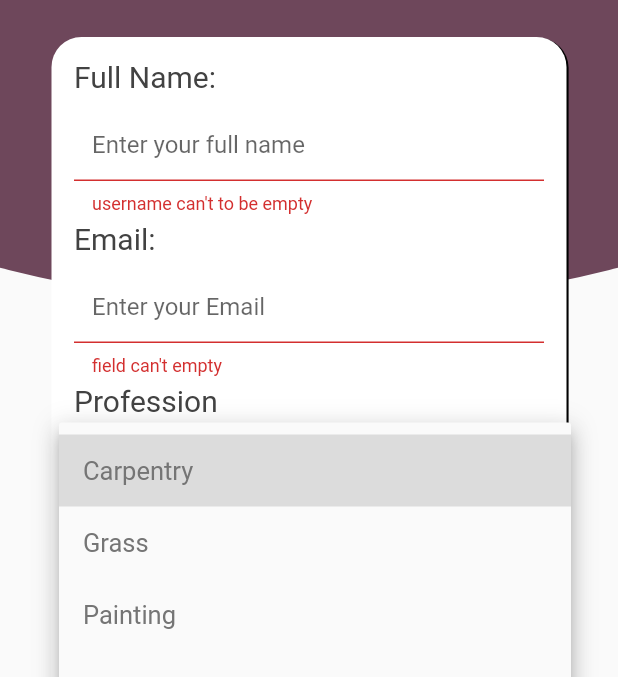
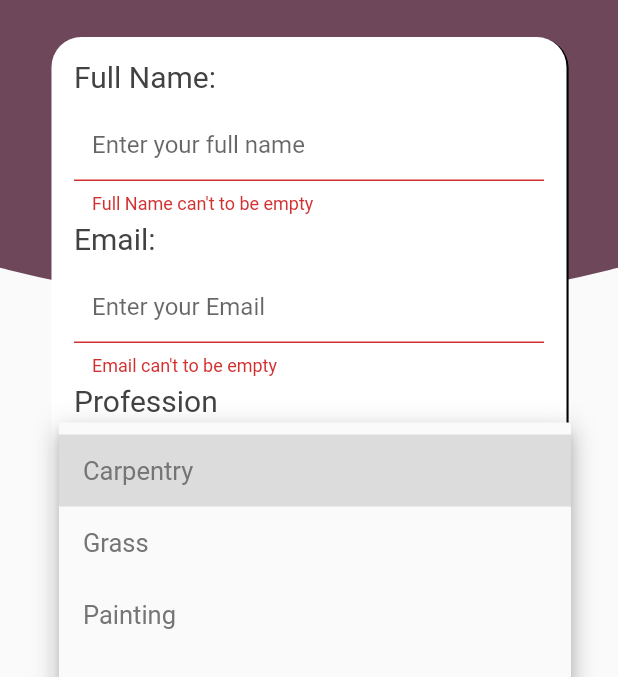
Before and after one commit to suzan9797/helperSN2, a Flutter app: the ProRegister screen opened by its route, after a tap on "SIGN UP", after a tap on "Choose your profession:", on a phone screen of 412 x 824 dp, the part 98-775 px from its top. Run offline on Flutter 3.47's test engine with Material 2 defaults, Android fonts, the phone set to English and light mode, and no system bars; our stand-ins replace firebase_auth, firebase_core, flutter_datetime_picker, geolocator; missing offline and left inert: geocoder; accounts and stored records are empty; Roboto replaces fonts that are missing (YuseiMagic).

Commit message:
end register

```diff
--- a/lib/Auth/ProRegister.dart
+++ b/lib/Auth/ProRegister.dart
@@ -1,38 +1,9 @@
 import 'package:flutter/material.dart';
+import 'package:firebase_auth/firebase_auth.dart';
 
 class ProRegister extends StatefulWidget {
   @override
   _ProRegisterState createState() => _ProRegisterState();
-}
-
-Widget input({String labelText, String hintText, bool scure}) {
-  return Expanded(
-    child: Column(
-      crossAxisAlignment: CrossAxisAlignment.start,
-      children: [
-        Text(labelText,
-            style: TextStyle(color: Colors.grey[800], fontSize: 20)),
-        Padding(padding: EdgeInsets.only(top: 10)),
-        TextFormField(
-          obscureText: scure,
-          decoration: InputDecoration(
-            labelStyle: TextStyle(color: Colors.grey[600]),
-            hintText: hintText,
-            filled: true,
-            fillColor: Colors.white,
-            enabledBorder: OutlineInputBorder(
-              borderRadius: BorderRadius.circular(40),
-              borderSide: BorderSide(color: Colors.grey),
-            ),
-            focusedBorder: OutlineInputBorder(
-              borderRadius: BorderRadius.circular(40),
-              borderSide: BorderSide(color: Colors.grey),
-            ),
-          ),
-        )
-      ],
-    ),
-  );
 }
 
 class _ProRegisterState extends State<ProRegister> {
@@ -47,46 +18,81 @@ class _ProRegisterState extends State<ProRegister> {
     'Electrical',
     'A/C'
   ];
-  TextEditingController username = new TextEditingController();
+  TextEditingController fullName = new TextEditingController();
   TextEditingController email = new TextEditingController();
   TextEditingController password = new TextEditingController();
 
-  GlobalKey<FormState> formstate = new GlobalKey<FormState>();
+  GlobalKey<FormState> formProRegister = new GlobalKey<FormState>();
 
-  String validglobal(String val) {
-    return "field can't empty";
+  bool isLoading = false;
+  String error;
+
+  String validFullName(String value) {
+    if (value.isEmpty) {
+      return "Full Name can't to be empty";
+    }
+    return null;
   }
 
-  String validUsername(String val) {
-    if (val.trim().isEmpty) {
-      return "username can't to be empty";
+  String validEmail(String value) {
+    if (value.isEmpty) {
+      return "Email can't to be empty";
+    }
+    if (!RegExp(
+            r"^[a-zA-Z0-9.a-zA-Z0-9.!#$%&'*+-/=?^_`{|}~]+@[a-zA-Z0-9]+\.[a-zA-Z]+")
+        .hasMatch(value)) {
+      return "Enter valid email";
+    }
+    return null;
+  }
+
+  String validPasswoed(String val) {
+    if (val.isEmpty) {
+      return "Password can't to be empty";
+    }
+    return null;
+  }
+
+  prosignup() async {
+    if (!formProRegister.currentState.validate()) {
+      setState(() {
+        isLoading = false;
+      });
+    } else {
+      setState(() {
+        isLoading = true;
+      });
+      var result = await FirebaseAuth.instance.createUserWithEmailAndPassword(
+          email: email.text, password: password.text);
+
+      if (result.user == null) {
+        setState(() {
+          isLoading = false;
+          error = 'User registeration error';
+        });
+      } else {
+        Navigator.of(context).pushNamed('Login');
+      }
     }
   }
 
-  String validPassword(String val) {
-    if (val.trim().isEmpty) {
-      return "password can't to be empty";
-    }
-  }
-
-  signin() {
-    var formdata = formstate.currentState;
-    if (formdata.validate()) {
-      print('valid');
-    } else {
-      print('not valid');
-    }
-  }
-
-  signup() {
-    print('sign up');
+  void dispose() {
+    fullName.dispose();
+    email.dispose();
+    password.dispose();
+    super.dispose();
   }
 
   @override
   Widget build(BuildContext context) {
+    return Scaffold(
+      body: isLoading ? loading(context) : form(context),
+    );
+  }
+
+  Widget form(BuildContext context) {
     var mdw = MediaQuery.of(context).size.width;
-    return Scaffold(
-      body: Stack(
+    return Stack(
       children: [
         Container(
           height: double.infinity,
@@ -144,10 +150,9 @@ class _ProRegisterState extends State<ProRegister> {
                       ],
                     ),
                     child: Form(
-                          key: formstate,
+                        key: formProRegister,
                         child: Container(
                           padding: EdgeInsets.all(15),
-                            child: Expanded(
                           child: Column(
                             crossAxisAlignment: CrossAxisAlignment.start,
                             children: [
@@ -159,7 +164,7 @@ class _ProRegisterState extends State<ProRegister> {
                               ),
                               Padding(padding: EdgeInsets.only(top: 10)),
                               buildTextFormFieldAll('Enter your full name',
-                                      false, username, validUsername),
+                                  false, fullName, validFullName),
                               //end text full name
                               SizedBox(height: 5),
 
@@ -170,16 +175,15 @@ class _ProRegisterState extends State<ProRegister> {
                                     color: Colors.grey[800], fontSize: 20),
                               ),
                               Padding(padding: EdgeInsets.only(top: 10)),
-                                  buildTextFormFieldAll('Enter your Email',
-                                      false, email, validglobal),
+                              buildTextFormFieldAll(
+                                  'Enter your Email', false, email, validEmail),
                               //end text email
                               SizedBox(height: 5),
 
                               //Start drop pro
                               Text('Profession',
                                   style: TextStyle(
-                                          color: Colors.grey[800],
-                                          fontSize: 20)),
+                                      color: Colors.grey[800], fontSize: 20)),
                               SizedBox(height: 10),
                               Container(
                                 padding: EdgeInsets.only(left: 5, right: 5),
@@ -194,8 +198,7 @@ class _ProRegisterState extends State<ProRegister> {
                                     isExpanded: true,
                                     underline: SizedBox(),
                                     style: TextStyle(
-                                            color: Colors.grey[600],
-                                            fontSize: 17),
+                                        color: Colors.grey[600], fontSize: 17),
                                     value: valueSelect,
                                     onChanged: (newValue) {
                                       setState(() {
@@ -215,8 +218,7 @@ class _ProRegisterState extends State<ProRegister> {
                               //Start drop city
                               Text('City',
                                   style: TextStyle(
-                                          color: Colors.grey[800],
-                                          fontSize: 20)),
+                                      color: Colors.grey[800], fontSize: 20)),
                               SizedBox(height: 10),
                               Container(
                                 padding: EdgeInsets.only(left: 5, right: 5),
@@ -231,8 +233,7 @@ class _ProRegisterState extends State<ProRegister> {
                                     isExpanded: true,
                                     underline: SizedBox(),
                                     style: TextStyle(
-                                            color: Colors.grey[600],
-                                            fontSize: 17),
+                                        color: Colors.grey[600], fontSize: 17),
                                     value: valueChoose,
                                     onChanged: (newValue) {
                                       setState(() {
@@ -256,11 +257,10 @@ class _ProRegisterState extends State<ProRegister> {
                                     color: Colors.grey[800], fontSize: 20),
                               ),
                               Padding(padding: EdgeInsets.only(top: 10)),
-                                  buildTextFormFieldAll('Enter Your password',
-                                      true, password, validPassword)
+                              buildTextFormFieldAll('Enter Your password', true,
+                                  password, validPasswoed)
                               //end text passwoed
                             ],
-                              ),
                           ),
                         ))))
           ],
@@ -275,7 +275,7 @@ class _ProRegisterState extends State<ProRegister> {
                 RaisedButton(
                   color: Color(0xff6e475b),
                   padding: EdgeInsets.symmetric(horizontal: 30, vertical: 10),
-                    onPressed: signin,
+                  onPressed: prosignup,
                   shape: RoundedRectangleBorder(
                       borderRadius: BorderRadius.circular(30)),
                   child: Row(
@@ -288,12 +288,12 @@ class _ProRegisterState extends State<ProRegister> {
                               fontFamily: 'YuseiMagic')),
                       Container(
                           padding: EdgeInsets.only(left: 5),
-                            child:
-                                Icon(Icons.arrow_forward, color: Colors.white))
+                          child: Icon(Icons.arrow_forward, color: Colors.white))
                     ],
                   ),
                 ),
                 //end sign up button
+                _errorMessage(context),
                 SizedBox(height: 20),
                 Row(
                   mainAxisAlignment: MainAxisAlignment.center,
@@ -317,7 +317,12 @@ class _ProRegisterState extends State<ProRegister> {
           ),
         ),
       ],
-      ),
+    );
+  }
+
+  Widget loading(BuildContext context) {
+    return Center(
+      child: CircularProgressIndicator(),
     );
   }
 
@@ -343,4 +348,16 @@ class _ProRegisterState extends State<ProRegister> {
       ),
     );
   }
+
+  Widget _errorMessage(BuildContext context) {
+    if (error == null) {
+      return Container();
     }
+    return Container(
+      child: Text(
+        error,
+        style: TextStyle(color: Colors.red),
+      ),
+    );
+  }
+}
```
Also changed, not shown: lib/Auth/Login.dart (+19 -2 lines), lib/Auth/UserRegister.dart (+6 -16 lines). Lines whose indentation alone changed are shown as unchanged.
